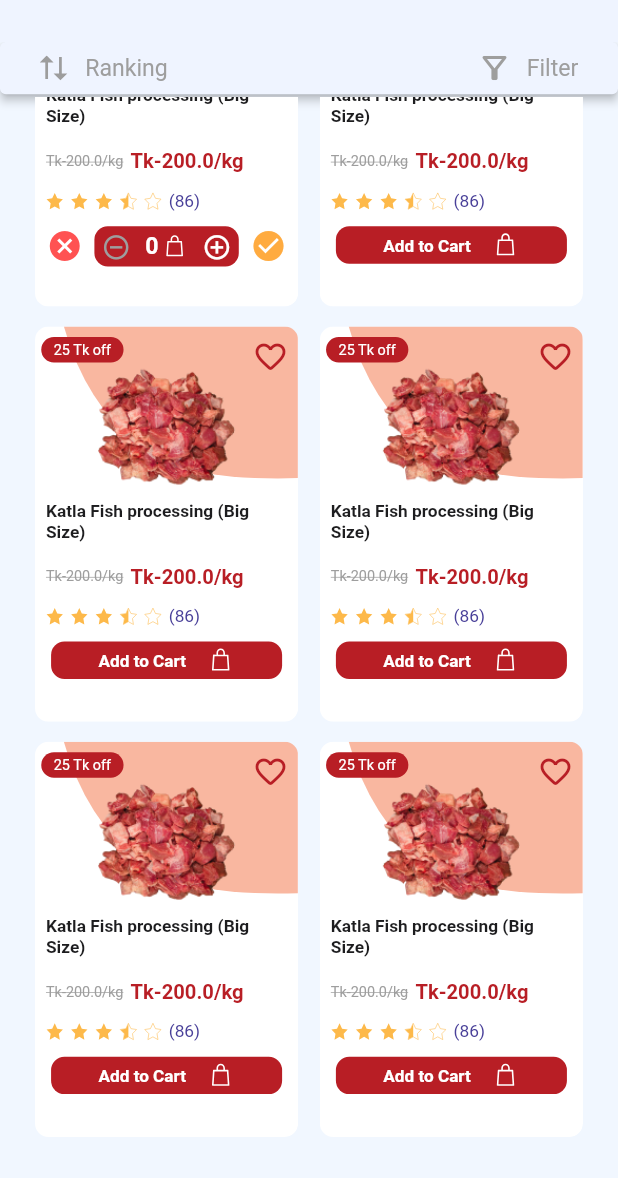
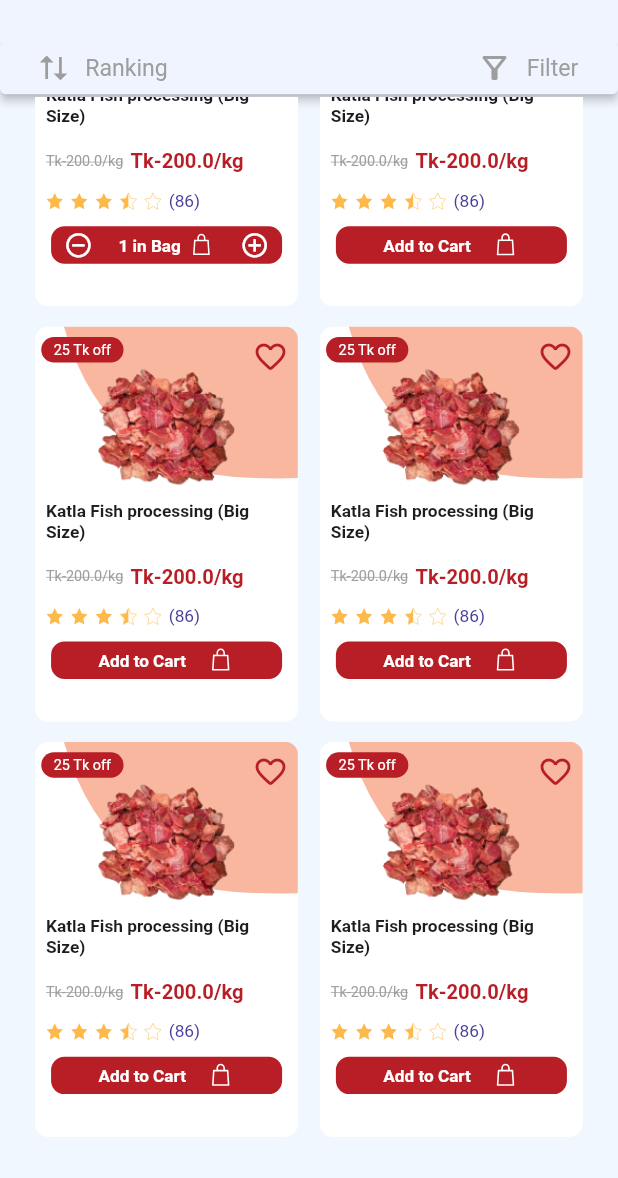
Before and after one commit to Sabuj-Kumar/ecomarce_project_masala_bazar, a Flutter app: the FishMeat screen opened directly with empty values, scrolled down 576 dp, after a tap on "Add to Cart", on a phone screen of 412 x 824 dp, the part 58-1236 px from its top. Run offline on Flutter 3.47's test engine with Material 2 defaults, Android fonts, the phone set to English and light mode, and no system bars; our stand-ins replace badges, carousel_slider, connectivity, fluro, flutter_countdown_timer, flutter_otp_text_field and 8 more; accounts and stored records are empty; generated files the repository leaves out were written again; project files that could hold a hidden picture were left out.

Commit message:
Add to Cart Functioned

```diff
--- a/lib/components/navigation_bar/RoundedTabBarWidgets/widgets/tabbar_item_widget.dart
+++ b/lib/components/navigation_bar/RoundedTabBarWidgets/widgets/tabbar_item_widget.dart
@@ -53,7 +53,7 @@ class _TabBarItemWidgetState extends State<TabBarItemWidget> {
                     position: BadgePosition.topEnd(),
                     toAnimate: false,
                     badgeContent: Text(
-                      '${context.watch<CartProvider>().getCounter()}',
+                      '${context.watch<CartProvider>().getCartCount()}',
                       style: CustomTextStyle.linkText(context).copyWith(
                           fontSize: 9.sp,
                           color: Colors.white,
--- a/lib/models/featured_product_model.dart
+++ b/lib/models/featured_product_model.dart
@@ -8,6 +8,7 @@ class FeaturedProductModel {
   final double? discountPrice;
   final double rating;
   final int reviews;
+  late int quantity;
 
   FeaturedProductModel(
       {required this.productId,
@@ -18,5 +19,33 @@ class FeaturedProductModel {
       required this.oldPrice,
       this.discountPrice,
       required this.rating,
-      required this.reviews});
+      required this.reviews,
+      this.quantity = 1});
+
+  Map<String, dynamic> toMap() {
+    return {
+      'productId': this.productId,
+      'imgUrl': this.imgUrl,
+      'titleBang': this.titleBang,
+      'titleEng': this.titleEng,
+      'newPrice': this.newPrice,
+      'oldPrice': this.oldPrice,
+      'rating': this.rating,
+      'reviews': this.reviews,
+      'quantity': this.quantity
+    };
+  }
+
+  factory FeaturedProductModel.fromMap(Map<String, dynamic> map) {
+    return FeaturedProductModel(
+        productId: map['productId'],
+        imgUrl: map['imgUrl'],
+        titleBang: map['titleBang'],
+        titleEng: map['titleEng'],
+        newPrice: map['newPrice'],
+        oldPrice: map['oldPrice'],
+        rating: map['rating'],
+        reviews: map['reviews'],
+        quantity: map['quantity']);
+  }
 }
--- a/lib/pages/categories/fish_meat/view/fishMeat.dart
+++ b/lib/pages/categories/fish_meat/view/fishMeat.dart
@@ -199,6 +199,7 @@ class _FishMeatState extends State<FishMeat> {
                                 topRight: Radius.circular(productTileCurve.r),
                                 bottomRight: Radius.circular(productTileCurve.r)),
                             child: ProductTile(
+                              productId: featured[index].productId,
                                 imgUrl: featured[index].imgUrl,
                                 titleBang: featured[index].titleBang,
                                 titleEng: featured[index].titleEng,
--- /dev/null
+++ b/lib/pages/homePage/widget/add_to_cart_button.dart
@@ -0,0 +1,93 @@
+import 'dart:developer';
+
+import 'package:flutter/cupertino.dart';
+import 'package:flutter/material.dart';
+import 'package:flutter_screenutil/flutter_screenutil.dart';
+import 'package:flutter_svg/flutter_svg.dart';
+import 'package:provider/provider.dart';
+
+import '../../../config/custom_text_style.dart';
+import '../../../config/theme_config.dart';
+import '../../../models/featured_product_model.dart';
+import '../../../providers/cart_provider.dart';
+
+class AddToCartButton extends StatefulWidget {
+  final int productId;
+  final String imgUrl;
+  final String titleBang;
+  final String titleEng;
+  final double newPrice;
+  final double oldPrice;
+  final double? discountPrice;
+  final double rating;
+  final int reviews;
+
+  AddToCartButton(
+      {Key? key,
+        required this.productId,
+        required this.imgUrl,
+        required this.titleBang,
+        required this.titleEng,
+        required this.newPrice,
+        required this.oldPrice,
+        this.discountPrice,
+        required this.rating,
+        required this.reviews})
+      : super(key: key);
+
+  @override
+  _AddToCartButtonState createState() => _AddToCartButtonState();
+}
+
+class _AddToCartButtonState extends State<AddToCartButton> {
+  @override
+  Widget build(BuildContext context) {
+    final cart = Provider.of<CartProvider>(context);
+    return SizedBox(
+      height: 28.h,
+      width: 160.w,
+      child: ElevatedButton(
+        onPressed: () {
+          //cart.addCounter();
+          setState(() {
+            cart.addToCart(FeaturedProductModel(
+                productId: widget.productId,
+                imgUrl: widget.imgUrl,
+                titleBang: widget.titleBang,
+                titleEng: widget.titleEng,
+                newPrice: widget.newPrice,
+                oldPrice: widget.oldPrice,
+                rating: widget.rating,
+                reviews: widget.reviews,
+                quantity: 1));
+            log('cart length: ${cart.cartCount}');
+            cart.addTotalPrice(widget.newPrice);
+          });
+        },
+        style: ElevatedButton.styleFrom(
+            primary: buttonColor,
+            elevation: 0,
+            shape: RoundedRectangleBorder(
+              borderRadius: BorderRadius.circular(productTileCurve.r),
+            )),
+        child: Padding(
+          padding: EdgeInsets.all(2.h),
+          child: Row(
+            mainAxisAlignment: MainAxisAlignment.spaceEvenly,
+            children: [
+              Text(
+                "Add to Cart",
+                style: CustomTextStyle.bodySmall(context)
+                    .copyWith(fontSize: 11.88.sp, color: Colors.white),
+              ),
+              SvgPicture.asset(
+                'assets/icons/cart.svg',
+                height: 20.h,
+              ),
+            ],
+          ),
+        ),
+      ),
+    );
+  }
+}
--- /dev/null
+++ b/lib/pages/homePage/widget/expanded_button.dart
@@ -0,0 +1,137 @@
+import 'dart:developer';
+
+import 'package:flutter/cupertino.dart';
+import 'package:flutter/material.dart';
+import 'package:flutter_screenutil/flutter_screenutil.dart';
+import 'package:flutter_svg/flutter_svg.dart';
+import 'package:provider/provider.dart';
+
+import '../../../config/custom_text_style.dart';
+import '../../../config/theme_config.dart';
+import '../../../models/featured_product_model.dart';
+import '../../../providers/cart_provider.dart';
+
+class ExpandedButton extends StatefulWidget {
+  final int productId;
+  final String imgUrl;
+  final String titleBang;
+  final String titleEng;
+  final double newPrice;
+  final double oldPrice;
+  final double? discountPrice;
+  final double rating;
+  final int reviews;
+
+  ExpandedButton(
+      {Key? key,
+        required this.productId,
+        required this.imgUrl,
+        required this.titleBang,
+        required this.titleEng,
+        required this.newPrice,
+        required this.oldPrice,
+        this.discountPrice,
+        required this.rating,
+        required this.reviews})
+      : super(key: key);
+
+  @override
+  _ExpandedButtonState createState() => _ExpandedButtonState();
+}
+
+class _ExpandedButtonState extends State<ExpandedButton> {
+  int? itemCount;
+
+  @override
+  Widget build(BuildContext context) {
+    final cart = Provider.of<CartProvider>(context);
+    itemCount = context.watch<CartProvider>().getItemCount(widget.productId);
+    return Padding(
+      padding: EdgeInsets.symmetric(horizontal: 4.w),
+      child: Container(
+        height: 28.h,
+        width: 160.w,
+        decoration: BoxDecoration(
+            color: buttonColor,
+            borderRadius: BorderRadius.circular(buttonCurve.r)),
+        child: Row(
+          mainAxisAlignment: MainAxisAlignment.spaceAround,
+          crossAxisAlignment: CrossAxisAlignment.center,
+          children: [
+            GestureDetector(
+                onTap: () {
+                  setState(() {
+                    if (itemCount == 1) {
+                      cart.deleteFromCart(FeaturedProductModel(
+                          productId: widget.productId,
+                          imgUrl: widget.imgUrl,
+                          titleBang: widget.titleBang,
+                          titleEng: widget.titleEng,
+                          newPrice: widget.newPrice,
+                          oldPrice: widget.oldPrice,
+                          rating: widget.rating,
+                          reviews: widget.reviews));
+                    }
+                    cart.removeQuantity(FeaturedProductModel(
+                        productId: widget.productId,
+                        imgUrl: widget.imgUrl,
+                        titleBang: widget.titleBang,
+                        titleEng: widget.titleEng,
+                        newPrice: widget.newPrice,
+                        oldPrice: widget.oldPrice,
+                        rating: widget.rating,
+                        reviews: widget.reviews));
+                    log('cart length: ${cart.cartCount}');
+                    cart.minusTotalPrice(widget.newPrice);
+                  });
+                },
+                child: Icon(
+                  Icons.remove_circle_outline,
+                  size: 22.h,
+                  color: Colors.white,
+                )),
+            Row(
+              children: [
+                Text(
+                  '$itemCount in Bag',
+                  style: CustomTextStyle.bodySmall(context)
+                      .copyWith(fontSize: 11.88.sp, color: Colors.white),
+                ),
+                SizedBox(
+                  width: 5.w,
+                ),
+                SvgPicture.asset(
+                  'assets/icons/cart.svg',
+                  height: 20.h,
+                  width: 20.h,
+                ),
+              ],
+            ),
+            GestureDetector(
+                onTap: () {
+                  setState(() {
+                    cart.addToCart(FeaturedProductModel(
+                        productId: widget.productId,
+                        imgUrl: widget.imgUrl,
+                        titleBang: widget.titleBang,
+                        titleEng: widget.titleEng,
+                        newPrice: widget.newPrice,
+                        oldPrice: widget.oldPrice,
+                        rating: widget.rating,
+                        reviews: widget.reviews));
+                    log('cart length: ${cart.cartCount}');
+                    log('item count: ${cart.itemCount}');
+                    cart.addTotalPrice(widget.newPrice);
+                  });
+                },
+                child: Icon(
+                  Icons.add_circle_outline,
+                  size: 22.h,
+                  color: Colors.white,
+                ))
+          ],
+        ),
+      ),
+    );
+  }
+}
--- a/lib/pages/homePage/widget/featured_product.dart
+++ b/lib/pages/homePage/widget/featured_product.dart
@@ -115,6 +115,7 @@ class _FeaturedProductState extends State<FeaturedProduct> {
                         topRight: Radius.circular(productTileCurve.r),
                         bottomRight: Radius.circular(productTileCurve.r)),
                     child: ProductTile(
+                      productId: featured[index].productId,
                 imgUrl: featured[index].imgUrl,
                     titleBang: featured[index].titleBang,
                     titleEng: featured[index].titleEng,
--- a/lib/pages/homePage/widget/product_tile.dart
+++ b/lib/pages/homePage/widget/product_tile.dart
@@ -8,8 +8,11 @@ import 'package:provider/provider.dart';
 import '../../../components/layers/offer_layer.dart';
 import '../../../config/theme_config.dart';
 import '../../Product_Details_Page/Pages/product_details_main_page.dart';
+import 'add_to_cart_button.dart';
+import 'expanded_button.dart';
 
 class ProductTile extends StatefulWidget {
+  final int productId;
   final String imgUrl;
   final String titleBang;
   final String titleEng;
@@ -21,6 +24,7 @@ class ProductTile extends StatefulWidget {
 
   const ProductTile(
       {Key? key,
+      required this.productId,
       required this.imgUrl,
       required this.titleBang,
       required this.titleEng,
@@ -36,15 +40,12 @@ class ProductTile extends StatefulWidget {
 }
 
 class _ProductTileState extends State<ProductTile> {
+  late int? itemCount;
   bool favorite = false;
-  bool normalButton = true;
-
-  int itemCount =0;
-
 
   @override
   Widget build(BuildContext context) {
-    final cart = Provider.of<CartProvider>(context);
+    itemCount = context.watch<CartProvider>().getItemCount(widget.productId);
     return Container(
       decoration: BoxDecoration(
           borderRadius: BorderRadius.circular(productTileCurve.r),
@@ -58,8 +59,9 @@ class _ProductTileState extends State<ProductTile> {
               InkWell(
                 onTap: () {
                   Navigator.push(
-                      context, MaterialPageRoute(builder: (context) =>
-                      ProductDetailsPage(
+                      context,
+                      MaterialPageRoute(
+                          builder: (context) => ProductDetailsPage(
                                 productNameEng: widget.titleEng,
                                 productNameBng: widget.titleBang,
                                 oldPrice: widget.oldPrice,
@@ -100,7 +102,8 @@ class _ProductTileState extends State<ProductTile> {
                             child: Center(
                               child: Text(
                                 '${widget.discountPrice?.toInt()} Tk off',
-                                style: CustomTextStyle.linkText(context).copyWith(color: Colors.white),
+                                style: CustomTextStyle.linkText(context)
+                                    .copyWith(color: Colors.white),
                               ),
                             ),
                           ),
@@ -190,95 +193,25 @@ class _ProductTileState extends State<ProductTile> {
                 ),
               ),
               SizedBox(height: 8.h),
-              normalButton ? SizedBox(
-                height: 28.h,
-                width: 160.w,
-                child: ElevatedButton(
-                  onPressed: () {
-                    normalButton = false;
-                    //cart.addCounter();
-                  },
-                  style: ElevatedButton.styleFrom(
-                      primary: buttonColor,
-                      elevation: 0,
-                      shape: RoundedRectangleBorder(
-                        borderRadius: BorderRadius.circular(productTileCurve.r),
-                      )),
-                  child: Padding(
-                    padding: EdgeInsets.all(2.h),
-                    child: Row(
-                      mainAxisAlignment: MainAxisAlignment.spaceEvenly,
-                      children: [
-                        Text(
-                          "Add to Cart",
-                          style: CustomTextStyle.bodySmall(context).copyWith(
-                              fontSize: 11.88.sp, color: Colors.white),
-                        ),
-                        SvgPicture.asset(
-                          'assets/icons/cart.svg',
-                          height: 20.h,
-                        ),
-                      ],
-                    ),
-                  ),
-                ),
-              ) : Padding(
-                padding: EdgeInsets.symmetric(horizontal: 4.w),
-                child: Row(
-                  mainAxisAlignment: MainAxisAlignment.spaceAround,
-                  children: [
-                    GestureDetector(
-                        onTap: (){},
-                        child: Icon(Icons.cancel, color: Colors.redAccent,)),
-                    Container(
-                      height: 30.h,
-                      width: 100.w,
-                      decoration: BoxDecoration(
-                          color: buttonColor,
-                          borderRadius: BorderRadius.circular(buttonCurve.r)
-                      ),
-                      child: Row(
-                        mainAxisAlignment: MainAxisAlignment.spaceAround,
-                        crossAxisAlignment: CrossAxisAlignment.center,
-                        children: [
-                          itemCount == 0 ? Icon(Icons.remove_circle_outline, size: 22.h, color: Colors.grey,) : GestureDetector(
-                              onTap: (){
-                                setState(() {
-                                  itemCount--;
-                                });
-                              },
-                              child: Icon(Icons.remove_circle_outline, size: 22.h, color: Colors.white,)
-                          ),
-                          Row(
-                            children: [
-                              Text(
-                                itemCount.toString(),
-                                style: CustomTextStyle.subHeader1(context).copyWith(color: Colors.white),
-                              ),
-                              SizedBox(width: 2.w,),
-                              SvgPicture.asset(
-                                'assets/icons/cart.svg',
-                                height: 20.h,
-                                width: 20.h,
-                              ),
-                            ],
-                          ),
-                          GestureDetector(
-                              onTap: (){
-                                setState(() {
-                                  itemCount++;
-                                });
-                              },
-                              child: Icon(Icons.add_circle_outline, size: 22.h, color: Colors.white,))
-                        ],
-                      ),
-                    ),
-                    GestureDetector(
-                        onTap: (){},
-                        child: Icon(Icons.check_circle, color: Colors.orangeAccent,)),
-                  ],
-                ),
-              ),
+              itemCount == 0
+                  ? AddToCartButton(
+                      productId: widget.productId,
+                      imgUrl: widget.imgUrl,
+                      titleBang: widget.titleBang,
+                      titleEng: widget.titleEng,
+                      newPrice: widget.newPrice,
+                      oldPrice: widget.oldPrice,
+                      rating: widget.rating,
+                      reviews: widget.reviews)
+                  : ExpandedButton(
+                      productId: widget.productId,
+                      imgUrl: widget.imgUrl,
+                      titleBang: widget.titleBang,
+                      titleEng: widget.titleEng,
+                      newPrice: widget.newPrice,
+                      oldPrice: widget.oldPrice,
+                      rating: widget.rating,
+                      reviews: widget.reviews),
               //ExpandButton(context),
             ],
           ),
@@ -305,57 +238,3 @@ class _ProductTileState extends State<ProductTile> {
     );
   }
 }
-
-// Widget ExpandButton(BuildContext context, CartProvider cart, int itemCount){
-//   return Padding(
-//     padding: EdgeInsets.symmetric(horizontal: 4.w),
-//     child: Row(
-//       mainAxisAlignment: MainAxisAlignment.spaceAround,
-//       children: [
-//          GestureDetector(
-//             onTap: (){},
-//             child: Icon(Icons.cancel, color: Colors.redAccent,)),
-//         Container(
-//           height: 30.h,
-//           width: 100.w,
-//           decoration: BoxDecoration(
-//               color: buttonColor,
-//               borderRadius: BorderRadius.circular(buttonCurve.r)
-//           ),
-//           child: Row(
-//             mainAxisAlignment: MainAxisAlignment.spaceAround,
-//             crossAxisAlignment: CrossAxisAlignment.center,
-//             children: [
-//               itemCount == 0 ? Icon(Icons.remove_circle_outline, size: 22.h, color: Colors.grey,) : GestureDetector(
-//                   onTap: (){
-//                   },
-//                   child: Icon(Icons.remove_circle_outline, size: 22.h, color: Colors.white,)
-//               ),
-//               Row(
-//                 children: [
-//                   Text(
-//                     '1',
-//                     style: CustomTextStyle.subHeader1(context).copyWith(color: Colors.white),
-//                   ),
-//                   SizedBox(width: 2.w,),
-//                   SvgPicture.asset(
-//                     'assets/icons/cart.svg',
-//                     height: 20.h,
-//                     width: 20.h,
-//                   ),
-//                 ],
-//               ),
-//               GestureDetector(
-//                   onTap: (){
-//                   },
-//                   child: Icon(Icons.add_circle_outline, size: 22.h, color: Colors.white,))
-//             ],
-//           ),
-//         ),
-//          GestureDetector(
-//             onTap: (){},
-//             child: Icon(Icons.check_circle, color: Colors.orangeAccent,)),
-//       ],
-//     ),
-//   );
-// }
--- a/lib/providers/cart_provider.dart
+++ b/lib/providers/cart_provider.dart
@@ -1,70 +1,115 @@
+import 'dart:convert';
+import 'dart:developer';
+
 import 'package:efgecom/models/featured_product_model.dart';
 import 'package:flutter/cupertino.dart';
 import 'package:shared_preferences/shared_preferences.dart';
 
 class CartProvider with ChangeNotifier {
-  int _counter = 0;
-  List<FeaturedProductModel> items = [];
+  int _cartCount =0;
+  int _itemCount = 0;
+  double _totalPrice = 0;
 
-  //int get counter => _counter;
+  List<FeaturedProductModel> _items = [];
 
-  double _totalPrice = 0.0;
+  List<FeaturedProductModel> get items => _items;
 
-  //double get totalPrice => _totalPrice;
 
-  getItemQuantity(int productId){
-    items.where((element) => element.productId == productId).first;
+  int get cartCount => _cartCount;
+  int get itemCount => _itemCount;
+  double get totalPrice => _totalPrice;
+
+
+  void _setPrefitems() async {
+    try {
+      SharedPreferences prefs = await SharedPreferences.getInstance();
+      var list = [];
+      for(var i in _items){
+        list.add(i.toMap());
+      }
+      var str = jsonEncode(list);
+      prefs.setString('items', str);
+      prefs.setInt('cartCount', _cartCount);
+      prefs.setDouble('totalPrice', _totalPrice);
+      notifyListeners();
+    } on Exception catch (e) {
+      log('set prefs error: ${e.toString()}');
+    }
   }
 
-  void addToCart (int itemId){
+  void _getPrefitems() async {
+    SharedPreferences prefs = await SharedPreferences.getInstance();
+    _cartCount = prefs.getInt('cartCount') ?? 0;
+    _totalPrice = prefs.getDouble('totalPrice') ?? 0.0;
+    notifyListeners();
+  }
+
+  void addToCart(FeaturedProductModel item){
+
+    var index = _items.indexWhere((element) => element.productId == item.productId);
+
+    if(index>=0){
+      _items[index].quantity = _items[index].quantity + 1;
+      _setPrefitems();
+    }
+    else{
+      _items.add(item);
+      _cartCount++;
+      _setPrefitems();
+    }
 
   }
 
-  void _setPrefItems() async {
-    SharedPreferences prefs = await SharedPreferences.getInstance();
-    prefs.setInt('cart_items', _counter);
-    prefs.setDouble('total_price', _totalPrice);
+  void removeQuantity(FeaturedProductModel item){
+    var index = _items.indexWhere((element) => element.productId == item.productId);
+    if(index>=0){
+      _items[index].quantity = _items[index].quantity - 1;
+      _setPrefitems();
+    }
     notifyListeners();
   }
 
-  void _getPrefItems() async {
-    SharedPreferences prefs = await SharedPreferences.getInstance();
-    _counter = prefs.getInt('cart_items') ?? 0;
-    _totalPrice = prefs.getDouble('total_price') ?? 0.0;
+  void deleteFromCart(FeaturedProductModel item){
+    var index = _items.indexWhere((element) => element.productId == item.productId);
+    if(index>=0){
+      _items.removeAt(index);
+      _cartCount--;
+      _setPrefitems();
+    }
     notifyListeners();
   }
 
-  void addCounter() {
-    _counter++;
-    _setPrefItems();
-    notifyListeners();
+  int? getItemCount (int productId){
+    var index = _items.indexWhere((element) => element.productId == productId);
+
+    if(index>=0){
+      return _items[index].quantity;
+    }
+    else{
+      return 0;
+    }
   }
 
-  void removeCounter() {
-    _counter--;
-    _setPrefItems();
-    notifyListeners();
-  }
-
-  int getCounter() {
-    _getPrefItems();
-    return _counter;
+  int getCartCount() {
+    _getPrefitems();
+    return _cartCount;
   }
 
   void addTotalPrice(double price) {
     _totalPrice = _totalPrice + price;
-    _setPrefItems();
+    _setPrefitems();
     notifyListeners();
   }
 
-  void removeTotalPrice(double price) {
+  void minusTotalPrice(double price) {
     _totalPrice = _totalPrice - price;
-    _setPrefItems();
+    _setPrefitems();
     notifyListeners();
   }
 
   double getTotalPrice() {
-    _getPrefItems();
+    _getPrefitems();
     return _totalPrice;
   }
+
 }
```
Also changed, not shown: lib/pages/homePage/view/home_page.dart (+27 -0 lines), lib/pages/homePage/widget/flash_deals.dart (+3 -5 lines). Lines whose indentation alone changed are shown as unchanged.
